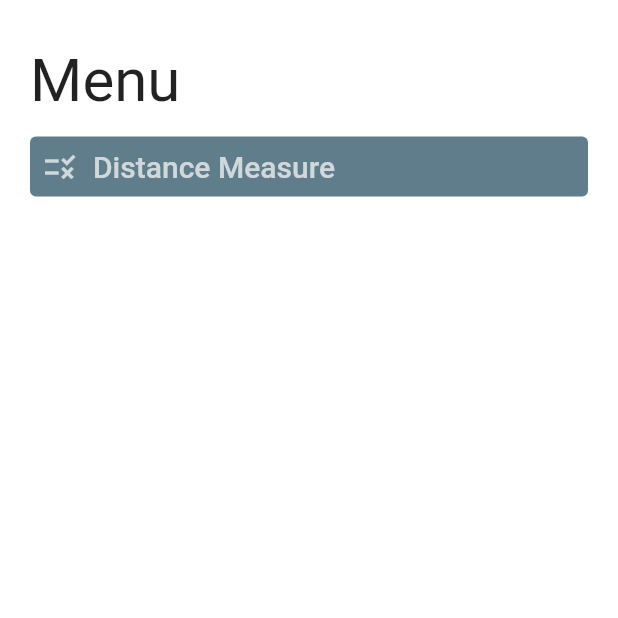
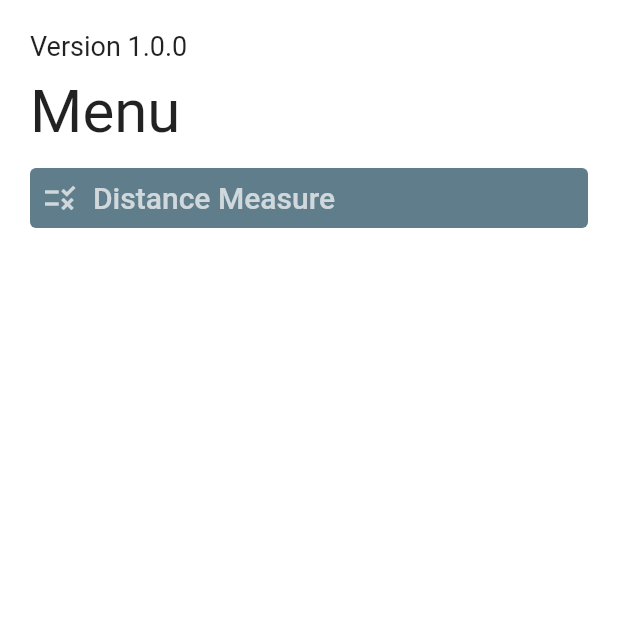
Before and after one commit to Gregikkps/distance-measurement, a Flutter app: the MenuScreen screen opened directly, on a phone screen of 412 x 824 dp, the top half of it. Run offline on Flutter 3.47's test engine with Material 2 defaults, Android fonts, the phone set to English and light mode, and no system bars; our stand-ins replace flutter_zoom_drawer, package_info_plus, permission_handler; missing offline and left inert: network_info_plus; Roboto replaces fonts that are missing (RaleWay).

Commit message:
App version added

```diff
--- a/flutter_app/lib/resources/text/app_text.dart
+++ b/flutter_app/lib/resources/text/app_text.dart
@@ -8,4 +8,5 @@ class AppText {
       "Error: ClientException with SocketException: Connection timed out (OS Error: Connection timed out, errno = 110)";
 
   static const String drawerTittle = "Menu";
+  static const String version = "Version";
 }
--- a/flutter_app/lib/screens/menu/menu.dart
+++ b/flutter_app/lib/screens/menu/menu.dart
@@ -5,6 +5,7 @@ import 'package:distance_measurement_app/resources/text/app_text.dart';
 import 'package:distance_measurement_app/resources/theme/text_style.dart';
 import 'package:distance_measurement_app/screens/menu/menu_item.dart';
 import 'package:flutter/material.dart';
+import 'package:package_info_plus/package_info_plus.dart';
 import 'package:provider/provider.dart';
 
 class MenuScreen extends StatelessWidget {
@@ -23,6 +24,20 @@ class MenuScreen extends StatelessWidget {
             padding: AppSpacing.standardPadding,
             shrinkWrap: true,
             children: <Widget>[
+              FutureBuilder<PackageInfo>(
+                future: PackageInfo.fromPlatform(),
+                builder: (context, snapshot) {
+                  if (snapshot.hasData) {
+                    final packageInfo = snapshot.data!;
+                    return Text(
+                      "${AppText.version} ${packageInfo.version}",
+                      style: textTheme.displaySmall,
+                    );
+                  } else {
+                    return const LinearProgressIndicator();
+                  }
+                },
+              ),
               AppSpacing.smallSizedBox,
               Text(
                 AppText.drawerTittle,
--- a/flutter_app/pubspec.yaml
+++ b/flutter_app/pubspec.yaml
@@ -17,6 +17,7 @@ dependencies:
   permission_handler: ^10.4.3
   provider: ^6.0.5
   flutter_zoom_drawer: ^3.1.1
+  package_info_plus: ^4.0.2
 
 dev_dependencies:
   flutter_test:
```
Also changed, not shown: flutter_app/lib/components/custom_drawer.dart (line endings or trailing spaces), flutter_app/pubspec.lock.
